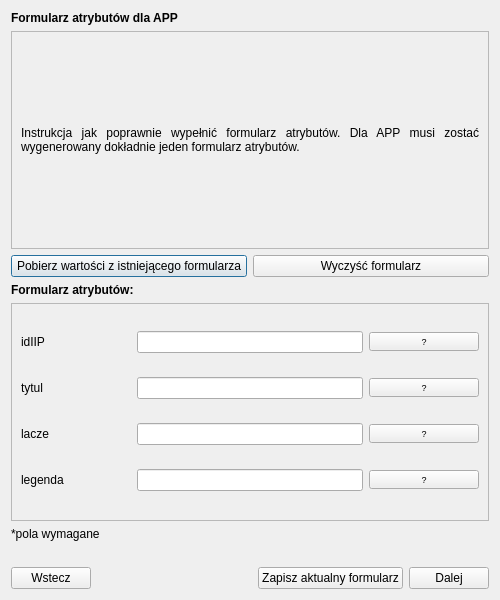
First picture: the form in modules/app/views/ui/formularz_wektor_dialog_base.ui, repository envirosolutionspl/wtyczka_qgis_app, before the edit.
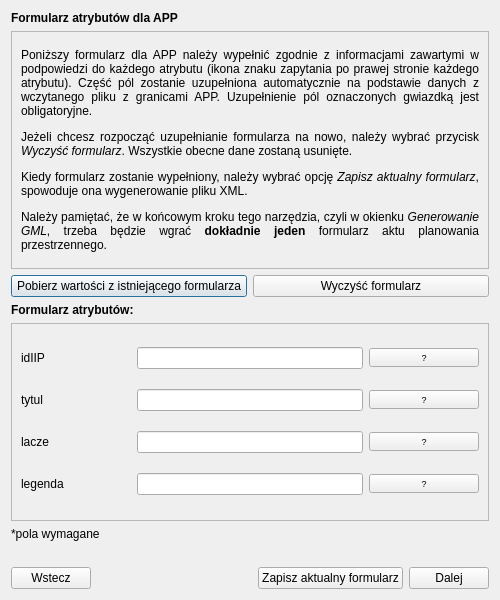
Second picture: the form after the edit.

```diff
--- a/modules/app/views/ui/formularz_wektor_dialog_base.ui
+++ b/modules/app/views/ui/formularz_wektor_dialog_base.ui
@@ -45,8 +45,8 @@
          <rect>
           <x>0</x>
           <y>0</y>
-          <width>474</width>
-          <height>193</height>
+          <width>484</width>
+          <height>230</height>
          </rect>
         </property>
         <layout class="QGridLayout" name="gridLayout">
@@ -58,7 +58,7 @@
             </font>
            </property>
            <property name="text">
-            <string>Instrukcja jak poprawnie wypełnić formularz atrybutów. Dla APP musi zostać wygenerowany dokładnie jeden formularz atrybutów.</string>
+            <string>&lt;html&gt;&lt;head/&gt;&lt;body&gt;&lt;p&gt;Poniższy formularz dla APP należy wypełnić zgodnie z informacjami zawartymi w podpowiedzi do każdego atrybutu (ikona znaku zapytania po prawej stronie każdego atrybutu). Część pól zostanie uzupełniona automatycznie na podstawie danych z wczytanego pliku z granicami APP. Uzupełnienie pól oznaczonych gwiazdką jest obligatoryjne. &lt;/p&gt;&lt;p&gt;Jeżeli chcesz rozpocząć uzupełnianie formularza na nowo, należy wybrać przycisk &lt;span style=&quot; font-style:italic;&quot;&gt;Wyczyść formularz&lt;/span&gt;. Wszystkie obecne dane zostaną usunięte. &lt;/p&gt;&lt;p&gt;Kiedy formularz zostanie wypełniony, należy wybrać opcję &lt;span style=&quot; font-style:italic;&quot;&gt;Zapisz aktualny formularz&lt;/span&gt;, spowoduje ona wygenerowanie pliku XML. &lt;/p&gt;&lt;p&gt;Należy pamiętać, że w końcowym kroku tego narzędzia, czyli w okienku &lt;span style=&quot; font-style:italic;&quot;&gt;Generowanie GML&lt;/span&gt;, trzeba będzie wgrać &lt;span style=&quot; font-weight:600;&quot;&gt;dokładnie jeden&lt;/span&gt; formularz aktu planowania przestrzennego. &lt;/p&gt;&lt;/body&gt;&lt;/html&gt;</string>
            </property>
            <property name="alignment">
             <set>Qt::AlignJustify|Qt::AlignVCenter</set>
@@ -119,8 +119,8 @@
          <rect>
           <x>0</x>
           <y>0</y>
-          <width>474</width>
-          <height>192</height>
+          <width>484</width>
+          <height>229</height>
          </rect>
         </property>
         <layout class="QGridLayout" name="gridLayout_2">
```
